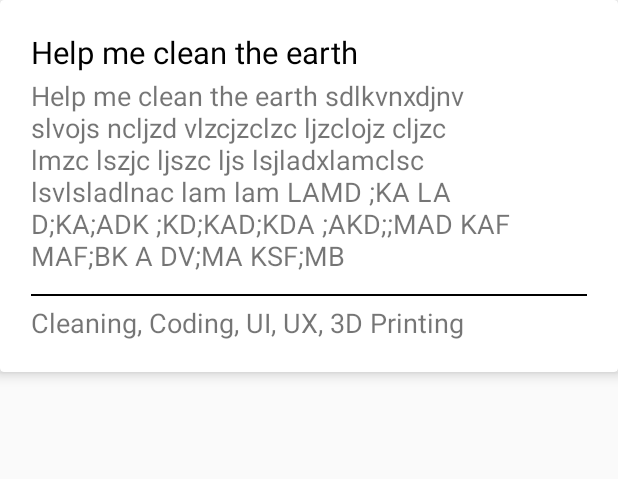
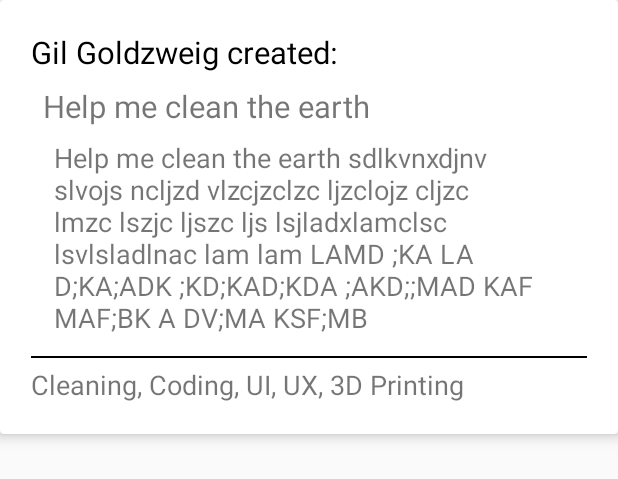
Before and after one commit to gilgoldzweig/TimeShare, an Android app: the layout item_requests.xml on its own in the app's theme, with its tools: preview values and no code run, on a phone screen of 412 x 824 dp. Shown: the top 479 px of the screen. Run offline under Robolectric (Android 15) with nearby library versions, the phone set to English and light mode, and no system bars.

Commit message:
added new request layout

```diff
--- a/app/src/main/res/layout/item_requests.xml
+++ b/app/src/main/res/layout/item_requests.xml
@@ -16,20 +16,29 @@
             android:orientation="vertical"
             android:padding="@dimen/_16sdp">
             <TextView
+                android:id="@+id/txt_name"
+                android:layout_width="wrap_content"
+                android:layout_height="wrap_content"
+                android:textColor="#000000"
+                android:text="Gil Goldzweig created: "
+                android:textSize="@dimen/_16ssp"
+                android:layout_marginBottom="@dimen/_6sdp"/>
+            <TextView
                 android:id="@+id/txt_title"
                 android:layout_width="wrap_content"
                 android:layout_height="wrap_content"
-                android:textColor="#000000"
                 android:text="Help me clean the earth"
                 android:textSize="@dimen/_16ssp"
-                android:layout_marginBottom="@dimen/_2sdp"/>
+                android:layout_marginBottom="@dimen/_6sdp"
+                android:layout_marginLeft="@dimen/_6sdp"/>
             <TextView
                 android:id="@+id/txt_description"
                 android:layout_width="wrap_content"
                 android:layout_height="wrap_content"
                 android:text="Help me clean the earth sdlkvnxdjnv slvojs ncljzd vlzcjzclzc ljzclojz cljzc lmzc lszjc ljszc ljs lsjladxlamclsc lsvlsladlnac lam lam LAMD ;KA LA D;KA;ADK ;KD;KAD;KDA ;AKD;;MAD KAF MAF;BK A DV;MA KSF;MB "
                 android:textSize="@dimen/_14ssp"
-                android:layout_marginBottom="@dimen/_10sdp"/>
+                android:layout_marginBottom="@dimen/_10sdp"
+                android:layout_marginLeft="@dimen/_12sdp"/>
             <LinearLayout
                 android:layout_width="match_parent"
                 android:layout_height="@dimen/_1sdp"
```
